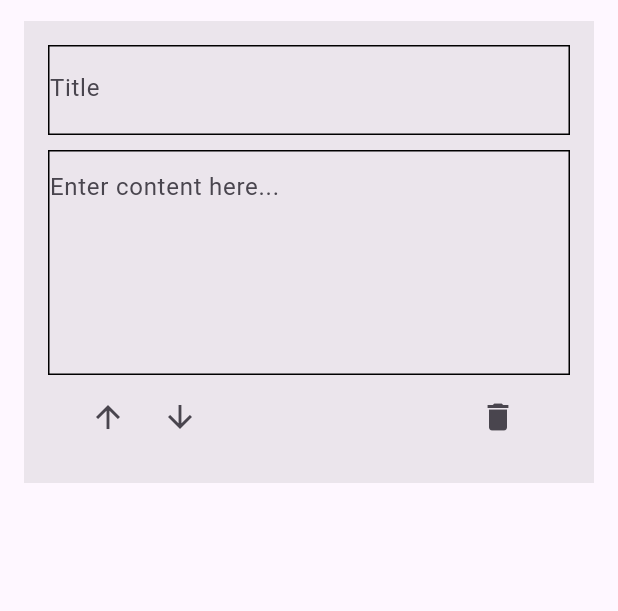
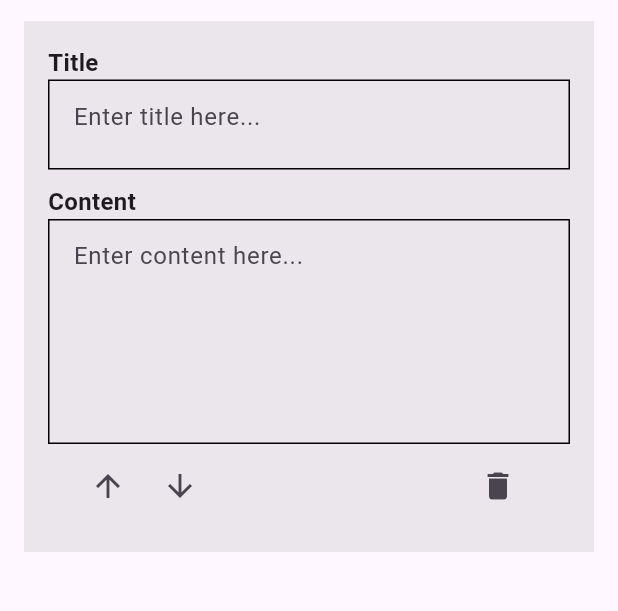
Before and after one commit to Sanjayvkp/resume_builder_app, a Flutter app: the screen it shows after launch, on a phone screen of 412 x 824 dp, the part 63-674 px from its top. Run offline on Flutter 3.47's test engine with Material 3 defaults, Android fonts, the phone set to English and light mode, and no system bars.

Commit message:
change textfield widget file name to card widget
change textfield widget to card widget and change some ui

```diff
--- a/lib/view/pages/add_resume_page.dart
+++ b/lib/view/pages/add_resume_page.dart
@@ -1,5 +1,5 @@
 import 'package:flutter/material.dart';
-import 'package:resume_builder_app/view/widgets/text_field_widget.dart';
+import 'package:resume_builder_app/view/widgets/card_widget.dart';
 
 class AddResumePage extends StatelessWidget {
   const AddResumePage({super.key});
--- a/lib/view/widgets/text_field_widget.dart
+++ b/lib/view/widgets/card_widget.dart
@@ -11,7 +11,12 @@ class CardWidget extends StatelessWidget {
       child: Padding(
         padding: const EdgeInsets.symmetric(horizontal: 16, vertical: 16),
         child: Column(
+          crossAxisAlignment: CrossAxisAlignment.start,
           children: [
+            const Text(
+              'Title',
+              style: TextStyle(fontWeight: FontWeight.bold, fontSize: 16),
+            ),
             Container(
               height: height,
               width: MediaQuery.sizeOf(context).width,
@@ -19,13 +24,17 @@ class CardWidget extends StatelessWidget {
                   border: Border.all(width: 1, color: Colors.black)),
               child: const TextField(
                 decoration: InputDecoration(
+                    contentPadding: EdgeInsets.symmetric(horizontal: 16),
                     border: InputBorder.none,
-                    labelText: 'Title',
                     hintText: 'Enter title here...'),
               ),
             ),
             const SizedBox(
               height: 10,
+            ),
+            const Text(
+              'Content',
+              style: TextStyle(fontWeight: FontWeight.bold, fontSize: 16),
             ),
             Container(
               height: 150,
@@ -34,6 +43,7 @@ class CardWidget extends StatelessWidget {
                   border: Border.all(width: 1, color: Colors.black)),
               child: const TextField(
                 decoration: InputDecoration(
+                    contentPadding: EdgeInsets.symmetric(horizontal: 16),
                     border: InputBorder.none,
                     hintText: 'Enter content here...'),
               ),
```
